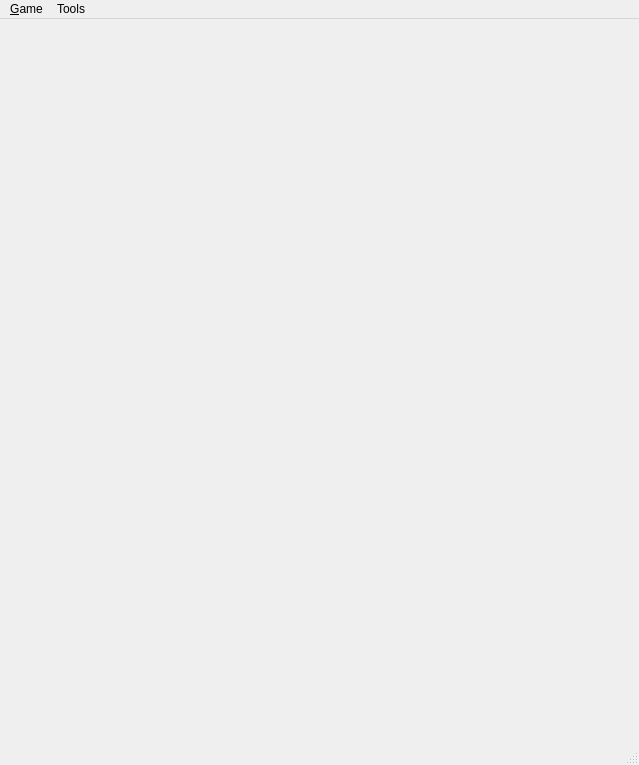
Old version of the form branches/macjariel/client/mainwindow.ui in the repository kubos741/kbang.
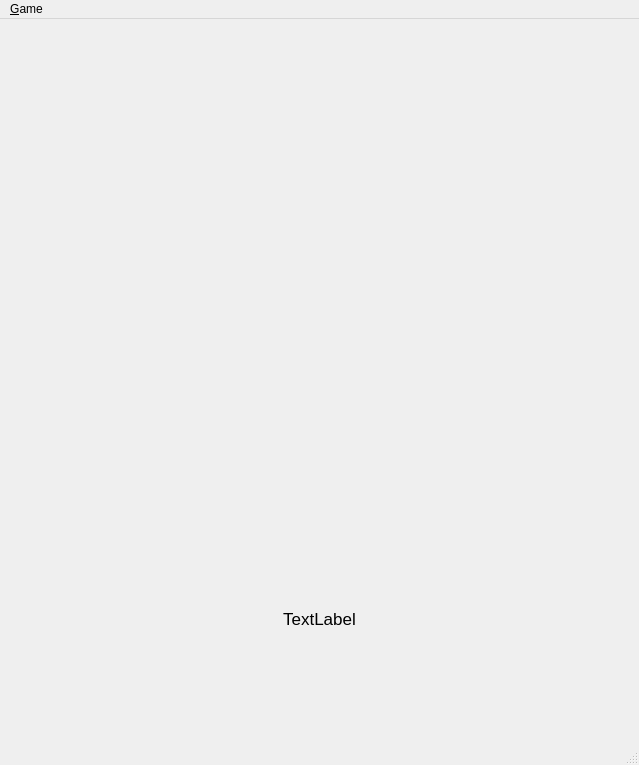
New version of the form. Icons and pictures are not drawn. Custom widgets are drawn as their Qt base class.

Diff of the .ui file:
```diff
--- a/branches/macjariel/client/mainwindow.ui
+++ b/branches/macjariel/client/mainwindow.ui
@@ -532,11 +532,26 @@
             <property name="sizeHint" stdset="0" >
              <size>
               <width>15</width>
-              <height>15</height>
+              <height>5</height>
              </size>
             </property>
            </spacer>
           </item>
+          <item>
+           <widget class="QLabel" name="mp_statusLabel" >
+            <property name="font" >
+             <font>
+              <pointsize>13</pointsize>
+             </font>
+            </property>
+            <property name="text" >
+             <string>TextLabel</string>
+            </property>
+            <property name="alignment" >
+             <set>Qt::AlignCenter</set>
+            </property>
+           </widget>
+          </item>
          </layout>
         </item>
         <item>
@@ -618,14 +633,7 @@
     <addaction name="mp_actionLeaveGame" />
     <addaction name="mp_actionExit" />
    </widget>
-   <widget class="QMenu" name="menuTools" >
-    <property name="title" >
-     <string>Tools</string>
-    </property>
-    <addaction name="actionConfigure_Profile" />
-   </widget>
    <addaction name="menuGame" />
-   <addaction name="menuTools" />
   </widget>
   <widget class="QStatusBar" name="mp_statusbar" />
   <action name="mp_actionConnectToServer" >
```
Left out of the diff: 11 changed lines with no effect on the pictures.
